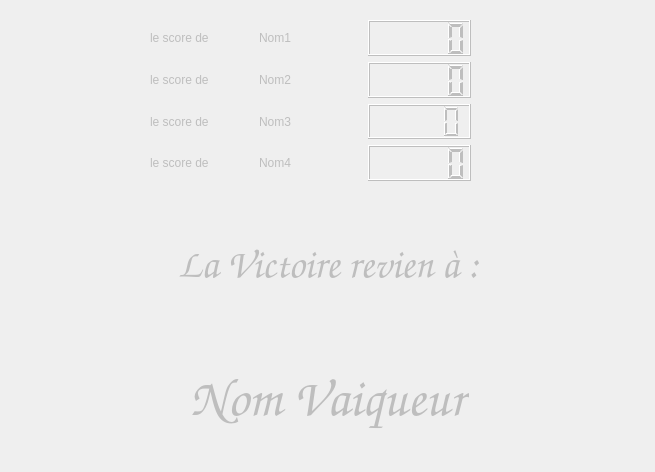
Qt form Client-GuitareHero-AXEL/score.ui (ajulien01/guitareHero) before a commit.
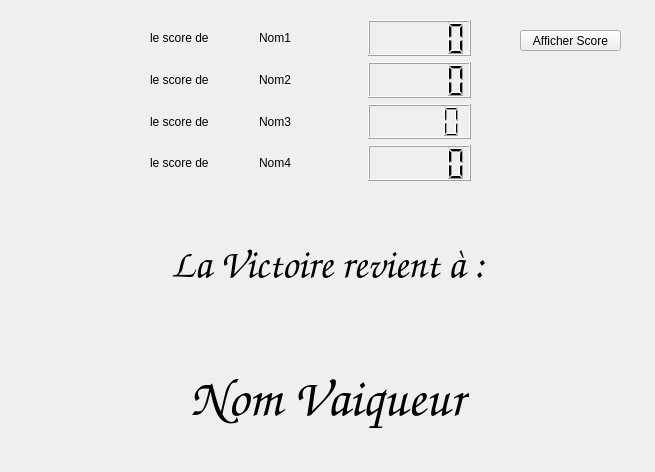
The same form after that commit.

What changed in the file:
```diff
--- a/Client-GuitareHero-AXEL/score.ui
+++ b/Client-GuitareHero-AXEL/score.ui
@@ -3,7 +3,7 @@
  <class>score</class>
  <widget class="QWidget" name="score">
   <property name="enabled">
-   <bool>false</bool>
+   <bool>true</bool>
   </property>
   <property name="geometry">
    <rect>
@@ -112,7 +112,7 @@
     </item>
    </layout>
   </widget>
-  <widget class="QWidget" name="">
+  <widget class="QWidget" name="layoutWidget">
    <property name="geometry">
     <rect>
      <x>7</x>
@@ -147,7 +147,7 @@
          </font>
         </property>
         <property name="text">
-         <string>La Victoire revien à :</string>
+         <string>La Victoire revient à :</string>
         </property>
         <property name="alignment">
          <set>Qt::AlignCenter</set>
@@ -218,6 +218,19 @@
     </item>
    </layout>
   </widget>
+  <widget class="QPushButton" name="pushButton">
+   <property name="geometry">
+    <rect>
+     <x>520</x>
+     <y>30</y>
+     <width>101</width>
+     <height>21</height>
+    </rect>
+   </property>
+   <property name="text">
+    <string>Afficher Score</string>
+   </property>
+  </widget>
  </widget>
  <resources/>
  <connections/>
```
